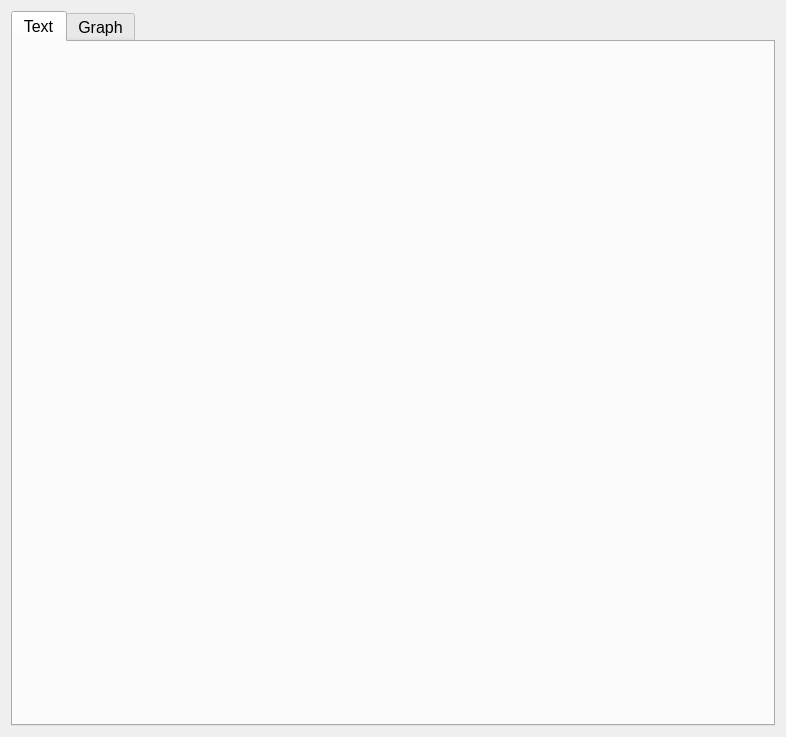
This is Software/Status_GUI.ui in Llamero/Four_Channel_MHz_LED_Driver as Qt 5 draws it before an edit. The edited form follows.
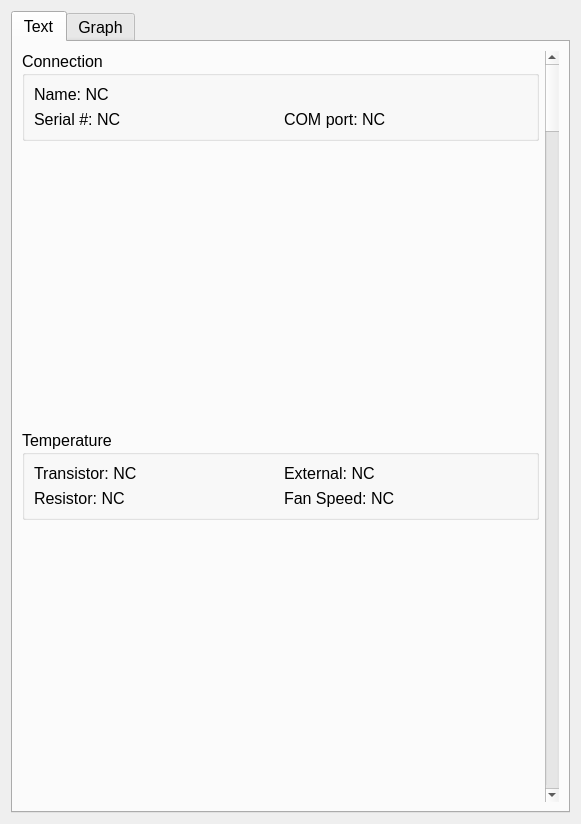
This is the edited form. Custom widgets are drawn as their Qt base class.

Commit message: finish graph draft - start text status

The edit to the form file:
```diff
--- a/Software/Status_GUI.ui
+++ b/Software/Status_GUI.ui
@@ -6,8 +6,8 @@
    <rect>
     <x>0</x>
     <y>0</y>
-    <width>786</width>
-    <height>737</height>
+    <width>581</width>
+    <height>824</height>
    </rect>
   </property>
   <property name="font">
@@ -19,7 +19,7 @@
    <string>Dialog</string>
   </property>
   <layout class="QGridLayout" name="gridLayout">
-   <item row="0" column="0">
+   <item row="1" column="0">
     <widget class="QTabWidget" name="tabWidget">
      <property name="currentIndex">
       <number>0</number>
@@ -28,6 +28,82 @@
       <attribute name="title">
        <string>Text</string>
       </attribute>
+      <layout class="QGridLayout" name="gridLayout_7">
+       <item row="1" column="0" alignment="Qt::AlignTop">
+        <widget class="QGroupBox" name="groupBox_6">
+         <property name="title">
+          <string>Temperature</string>
+         </property>
+         <layout class="QGridLayout" name="gridLayout_8">
+          <item row="0" column="0">
+           <widget class="QLabel" name="label">
+            <property name="text">
+             <string>Transistor: NC</string>
+            </property>
+           </widget>
+          </item>
+          <item row="1" column="0">
+           <widget class="QLabel" name="label_3">
+            <property name="text">
+             <string>Resistor: NC</string>
+            </property>
+           </widget>
+          </item>
+          <item row="0" column="1">
+           <widget class="QLabel" name="label_4">
+            <property name="text">
+             <string>External: NC</string>
+            </property>
+           </widget>
+          </item>
+          <item row="1" column="1">
+           <widget class="QLabel" name="label_5">
+            <property name="text">
+             <string>Fan Speed: NC</string>
+            </property>
+           </widget>
+          </item>
+         </layout>
+        </widget>
+       </item>
+       <item row="0" column="1" rowspan="2">
+        <widget class="QScrollBar" name="verticalScrollBar">
+         <property name="orientation">
+          <enum>Qt::Vertical</enum>
+         </property>
+        </widget>
+       </item>
+       <item row="0" column="0" alignment="Qt::AlignTop">
+        <widget class="QGroupBox" name="groupBox_5">
+         <property name="title">
+          <string>Connection</string>
+         </property>
+         <layout class="QGridLayout" name="gridLayout_9">
+          <item row="1" column="0">
+           <widget class="QLabel" name="label_7">
+            <property name="text">
+             <string>Serial #: NC</string>
+            </property>
+           </widget>
+          </item>
+          <item row="1" column="1">
+           <widget class="QLabel" name="label_8">
+            <property name="text">
+             <string>COM port: NC</string>
+            </property>
+           </widget>
+          </item>
+          <item row="0" column="0" colspan="2">
+           <widget class="QLabel" name="label_6">
+            <property name="text">
+             <string>Name: NC</string>
+            </property>
+           </widget>
+          </item>
+         </layout>
+        </widget>
+       </item>
+      </layout>
      </widget>
      <widget class="QWidget" name="graph_tab">
       <attribute name="title">
@@ -123,6 +199,13 @@
    </item>
   </layout>
  </widget>
+ <customwidgets>
+  <customwidget>
+   <class>PlotWidget</class>
+   <extends>QGraphicsView</extends>
+   <header>pyqtgraph</header>
+  </customwidget>
+ </customwidgets>
  <resources/>
  <connections/>
 </ui>
```
Left out of the diff: 26 changed lines with no effect on the pictures.
